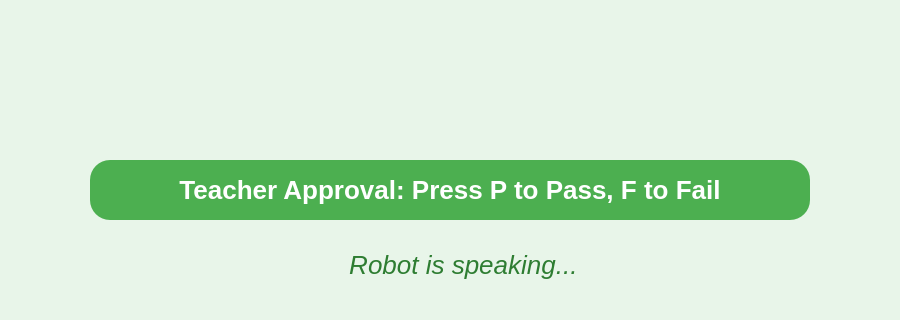
Qt form ui/kinestaticUI.ui (zenBandara/akshi-robot-main) before a commit; both pictures show x 0 to 900 and y 380 to 700 of the 900 by 700 pixel window.
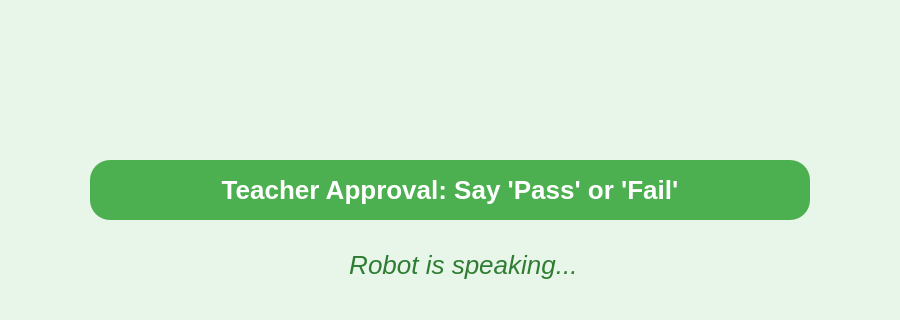
The same form after that commit.

Diff of the .ui file:
```diff
--- a/ui/kinestaticUI.ui
+++ b/ui/kinestaticUI.ui
@@ -57,7 +57,7 @@
    <!-- Action Prompt -->
    <item>
     <widget class="QLabel" name="prompt_label">
-     <property name="text"><string>Teacher Approval: Press P to Pass, F to Fail</string></property>
+     <property name="text"><string>Teacher Approval: Say 'Pass' or 'Fail'</string></property>
      <property name="alignment"><set>Qt::AlignCenter</set></property>
      <property name="styleSheet"><string>font-size: 26px; font-weight: bold; color: white; background-color: #4CAF50; border-radius: 20px; padding: 15px; margin: 0px 50px;</string></property>
     </widget>
```
